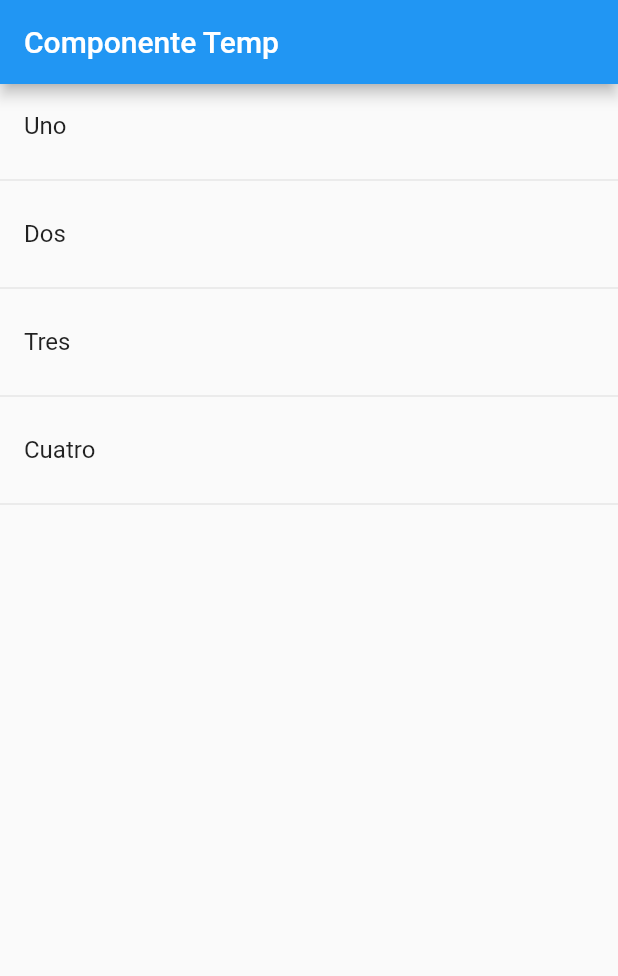
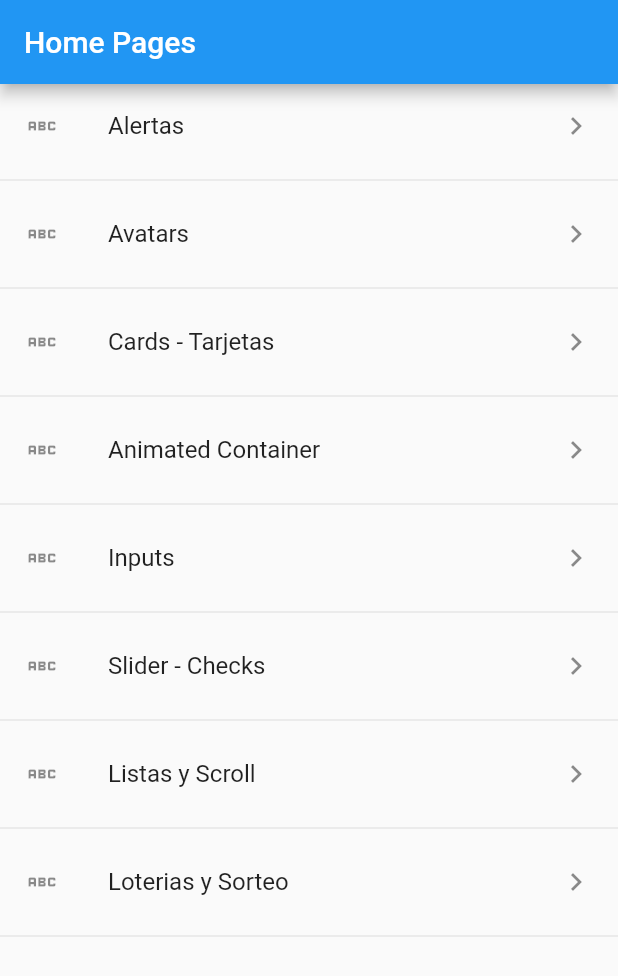
Before and after one commit to carlosdiazz/Flutter_Udemy_Modulo5, a Flutter app: the screen it shows after launch, on a phone screen of 412 x 824 dp. Shown: the top 976 px of the screen. Run offline on Flutter 3.47's test engine with Material 2 defaults, Android fonts, the phone set to English and light mode, and no system bars.

Commit message:
HomePage

```diff
--- /dev/null
+++ b/data/menu_opts.json
@@ -0,0 +1,46 @@
+{
+    "nombreApp" : "Componentes",
+    "rutas" : [
+        {
+            "ruta" : "alert",
+            "icon" : "add_alert",
+            "texto": "Alertas"
+        },
+        {
+            "ruta" : "avatar",
+            "icon" : "accessibility",
+            "texto": "Avatars"
+        },
+        {
+            "ruta" : "card",
+            "icon" : "folder_open",
+            "texto": "Cards - Tarjetas"
+        },
+        {
+            "ruta" : "animatedContainer",
+            "icon" : "donut_large",
+            "texto": "Animated Container"
+        },
+        {
+            "ruta" : "inputs",
+            "icon" : "input",
+            "texto": "Inputs"
+        },
+        {
+            "ruta" : "slider",
+            "icon" : "tune",
+            "texto": "Slider - Checks"
+        },
+        {
+            "ruta" : "list",
+            "icon" : "list",
+            "texto": "Listas y Scroll"
+        },
+        {
+            "ruta" : "loteria",
+            "icon" : "pageview",
+            "texto": "Loterias y Sorteo"
+        }
+
+    ]
+}
--- a/lib/main.dart
+++ b/lib/main.dart
@@ -1,5 +1,6 @@
 import 'package:flutter/material.dart';
-import 'package:muchos_componetes/src/pages/home_temp.dart';
+import 'package:muchos_componetes/src/pages/home_pages.dart';
+//import 'package:muchos_componetes/src/pages/home_temp.dart';
 // ignore_for_file: prefer_const_constructors
 //Sniper => mateappa : genera una aplicacion
 
@@ -11,8 +12,9 @@
   Widget build(BuildContext context) {
     return MaterialApp(
       title: 'Material App',
-      debugShowCheckedModeBanner: false, //Quito el banner
-      home: HomePageTemp()
+      debugShowCheckedModeBanner: false,  //Quito el banner
+      //home: HomePageTemp()              //Home Pages de Prueba
+      home: HomePages()
       );
   }
 }
--- /dev/null
+++ b/lib/src/pages/home_pages.dart
@@ -0,0 +1,42 @@
+import 'package:flutter/material.dart';
+import 'package:muchos_componetes/src/providers/menu_provider.dart';
+
+class HomePages extends StatelessWidget {
+  const HomePages({Key? key}) : super(key: key);
+
+  @override
+  Widget build(BuildContext context) {
+    return Scaffold(
+      appBar: AppBar(
+        title: const Text('Home Pages'),
+      ),
+      body: _lista(),
+    );
+  }
+
+  Widget _lista() {
+    //print(menuProvider.cargarData());
+    return FutureBuilder(
+      future: menuProvider.cargarData(),
+      initialData: const [], //Informacion que tendra mientra no se llena
+      builder: (context, AsyncSnapshot<List<dynamic>> snapshot) {
+        //print(snapshot.data);
+        return ListView(
+          children: _listItems(snapshot.data!),
+        );
+      },
+    );
+  }
+
+  List<Widget> _listItems(List<dynamic> data) => data.map(
+    (opcion) => Column(
+      children: [
+        ListTile(
+            title: Text(opcion['texto']),
+            leading: const Icon(Icons.abc_outlined),
+            trailing: const Icon(Icons.keyboard_arrow_right),
+            onTap: () {},
+          ),
+        const Divider()
+    ])).toList();
+}
--- a/lib/src/pages/home_temp.dart
+++ b/lib/src/pages/home_temp.dart
@@ -12,24 +12,31 @@
         title: const Text('Componente Temp'),
       ),
       body: ListView(
-        children: _crearItems(numeros),
+        //children: _crearItems(),
+        children: _crearItemsCortos(),
       ),
     );
   }
 
-  List<Widget> _crearItems(numeros) {
-    List<Widget> lista = [];
-    for (String opciones in numeros) {
-      final tempWidget = ListTile(title: Text(opciones));
-      lista
-        ..add(tempWidget)
-        ..add(Divider());
-    }
+  //List<Widget> _crearItems() {
+  //  List<Widget> lista = [];
+  //  for (String opciones in numeros) {
+  //    final tempWidget = ListTile(title: Text(opciones));
+  //    lista
+  //      ..add(tempWidget)
+  //      ..add(const Divider());
+  //  } return lista; }
 
-    return lista;
-  }
-
-  List<Widget> _crearItemsCortos() {
-    var widgts = numeros.map((item) => null);
-  }
+  List<Widget> _crearItemsCortos() => numeros.map(
+    (item) => Column(
+      children: [
+        ListTile(
+          title: Text(item),
+          subtitle: const Text('Subtitulo'),
+          leading: const Icon(Icons.ac_unit), //Icono que va al inicio
+          trailing: const Icon(Icons.access_alarm_rounded), //Icono que va al final
+          onTap: () {}, //Si queremos una accion apra ejecutar un accion
+        ),
+      ],
+    )).toList();
 }
--- a/pubspec.yaml
+++ b/pubspec.yaml
@@ -58,7 +58,8 @@
   uses-material-design: true
 
   # To add assets to your application, add an assets section, like this:
-  # assets:
+  assets:
+    - data/
   #   - images/a_dot_burr.jpeg
   #   - images/a_dot_ham.jpeg
 
```
Also changed, not shown: lib/src/providers/menu_provider.dart (added, +24 -0 lines).
